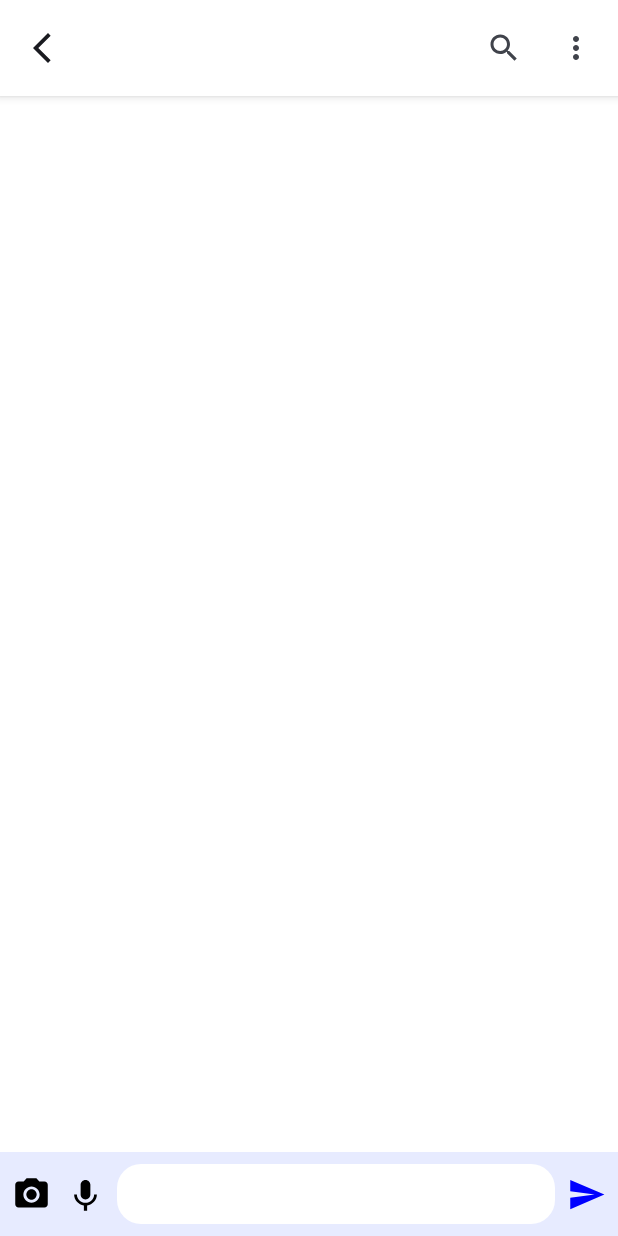
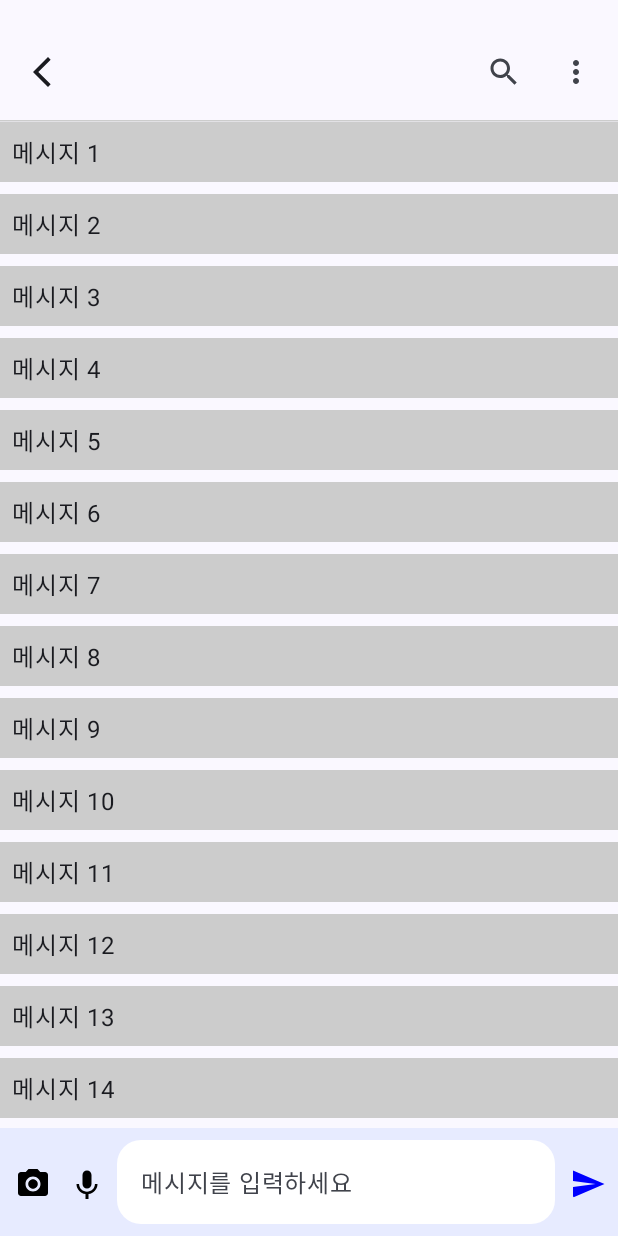
Before and after one commit to tuddyfuddy/tuddyfuddy, an Android app built with Jetpack Compose: the composable ChatDetailPage called with empty values, on a phone screen of 412 x 824 dp. Run offline under Robolectric (Android 15) with nearby library versions, the phone set to English and light mode, and no system bars; 1 statement that could not run was skipped.

Commit message:
:sparkles: Feat: ChatDetailPage 제작중

```diff
--- a/frontend/app/src/main/AndroidManifest.xml
+++ b/frontend/app/src/main/AndroidManifest.xml
@@ -17,6 +17,7 @@
         tools:targetApi="31">
         <activity
             android:name=".MainActivity"
+            android:windowSoftInputMode="adjustResize|adjustPan"
             android:exported="true"
             android:label="@string/app_name"
             android:theme="@style/Theme.A510">
--- a/frontend/app/src/main/java/com/survivalcoding/a510/MainActivity.kt
+++ b/frontend/app/src/main/java/com/survivalcoding/a510/MainActivity.kt
@@ -1,6 +1,5 @@
 package com.survivalcoding.a510
 
-import androidx.compose.ui.tooling.preview.Preview
 import android.os.Bundle
 import androidx.activity.ComponentActivity
 import androidx.activity.compose.setContent
@@ -24,9 +23,11 @@ import androidx.navigation.navArgument
 import com.survivalcoding.a510.pages.ChatDetailPage
 import com.survivalcoding.a510.pages.ChatListPage
 import android.widget.Toast
+import androidx.activity.enableEdgeToEdge
 import androidx.activity.viewModels
 import androidx.compose.runtime.collectAsState
 import androidx.compose.runtime.getValue
+import androidx.core.view.WindowCompat
 import com.survivalcoding.a510.components.KakaoLoginButton
 import com.survivalcoding.a510.viewmodels.MainViewModel
 
@@ -36,13 +37,17 @@ object Routes {
     const val CHAT_DETAIL = "chatDetailPage/{chatId}"
 
     fun chatDetail(chatId: Int) = "chatDetailPage/$chatId"
-}
+    }
+
 
 class MainActivity : ComponentActivity() {
     private val viewModel: MainViewModel by viewModels()
 
     override fun onCreate(savedInstanceState: Bundle?) {
         super.onCreate(savedInstanceState)
+        enableEdgeToEdge()
+        WindowCompat.setDecorFitsSystemWindows(window, false)
+
         setContent {
             A510Theme {
                 val navController = rememberNavController()
@@ -87,8 +92,6 @@ class MainActivity : ComponentActivity() {
                             val chatId = backStackEntry.arguments?.getInt("chatId") ?: return@composable
                             ChatDetailPage(navController, chatId)
                         }
-
-                    }
                 }
             }
         }
@@ -134,3 +137,4 @@ fun Greeting(name: String, modifier: Modifier = Modifier) {
         modifier = modifier.padding(16.dp)
     )
 }
+}
--- a/frontend/app/src/main/java/com/survivalcoding/a510/components/ChatTopBar.kt
+++ b/frontend/app/src/main/java/com/survivalcoding/a510/components/ChatTopBar.kt
@@ -1,8 +1,11 @@
 package com.survivalcoding.a510.components
 
+import android.app.Activity
+import android.view.WindowManager
 import androidx.compose.material3.IconButton
 import androidx.compose.material3.TopAppBar
 import androidx.compose.foundation.layout.offset
+import androidx.compose.foundation.layout.statusBarsPadding
 import androidx.compose.material.icons.Icons
 import androidx.compose.material.icons.filled.ArrowBackIosNew
 import androidx.compose.material.icons.filled.MoreVert
@@ -12,14 +15,19 @@ import androidx.compose.material3.Icon
 import androidx.compose.material3.Text
 import androidx.compose.material3.Surface
 import androidx.compose.runtime.Composable
+import androidx.compose.runtime.DisposableEffect
+import androidx.compose.runtime.SideEffect
 import androidx.compose.ui.Modifier
 import androidx.compose.ui.graphics.Color
 import androidx.compose.ui.graphics.RectangleShape
+import androidx.compose.ui.graphics.toArgb
+import androidx.compose.ui.platform.LocalView
 import androidx.compose.ui.text.font.FontWeight
 import androidx.compose.ui.unit.dp
 import androidx.compose.ui.unit.sp
 import androidx.compose.material3.TopAppBarDefaults
-
+import androidx.core.view.WindowCompat
+import com.google.accompanist.systemuicontroller.rememberSystemUiController
 
 @OptIn(ExperimentalMaterial3Api::class)
 @Composable
@@ -30,11 +38,23 @@ fun ChatTopBar(
     onMenuClick: () -> Unit,
     title: String = "",
 ) {
+    val view = LocalView.current
+    val window = (view.context as Activity).window
+
+    SideEffect {
+        WindowCompat.setDecorFitsSystemWindows(window, false)
+        WindowCompat.getInsetsController(window, view).apply {
+            isAppearanceLightStatusBars = true
+        }
+        window.statusBarColor = Color.Transparent.toArgb()
+    }
+
     Surface(
         shadowElevation = 4.dp,
         shape = RectangleShape
     ) {
         TopAppBar(
+            modifier = modifier,  // statusBarsPadding() 제거
             navigationIcon = {
                 IconButton(onClick = onBackClick) {
                     Icon(
@@ -49,7 +69,7 @@ fun ChatTopBar(
                     color = Color.Black,
                     fontSize = 18.sp,
                     fontWeight = FontWeight.Medium,
-                    modifier = Modifier.offset(x = (-15).dp)
+                    modifier = Modifier.offset(x = (-5).dp)
                 )
             },
             actions = {
@@ -68,8 +88,7 @@ fun ChatTopBar(
             },
             colors = TopAppBarDefaults.topAppBarColors(
                 containerColor = Color.White
-            ),
-            modifier = modifier
+            )
         )
     }
 }
--- a/frontend/app/src/main/java/com/survivalcoding/a510/components/TextInput.kt
+++ b/frontend/app/src/main/java/com/survivalcoding/a510/components/TextInput.kt
@@ -20,11 +20,22 @@ import androidx.compose.ui.tooling.preview.Preview
 import androidx.compose.ui.unit.dp
 import androidx.compose.foundation.layout.navigationBarsPadding
 import androidx.compose.material.icons.filled.KeyboardVoice
+import androidx.compose.material3.IconButton
+import androidx.compose.material3.Text
 
 
+// TextInput.kt
 @Composable
-fun TextInput() {
-    Box(modifier = Modifier
+fun TextInput(
+    modifier: Modifier = Modifier,
+    value: String,
+    onValueChange: (String) -> Unit,
+    onSendClick: () -> Unit,
+    onCameraClick: () -> Unit = {},
+    onVoiceClick: () -> Unit = {}
+) {
+    Box(
+        modifier = modifier
             .fillMaxWidth()
             .navigationBarsPadding()
     ) {
@@ -37,52 +48,57 @@ fun TextInput() {
             horizontalArrangement = Arrangement.SpaceBetween,
             verticalAlignment = Alignment.CenterVertically
         ) {
+            IconButton(
+                onClick = onCameraClick,
+                modifier = Modifier.size(26.dp)
+            ) {
                 Icon(
                     imageVector = Icons.Default.CameraAlt,
                     contentDescription = "Camera Icon",
-                modifier = Modifier.size(26.dp),
                     tint = Color(0xFF000000),
                 )
+            }
 
             Spacer(modifier = Modifier.width(10.dp))
 
+            IconButton(
+                onClick = onVoiceClick,
+                modifier = Modifier.size(26.dp)
+            ) {
                 Icon(
                     imageVector = Icons.Default.KeyboardVoice,
-                contentDescription = "Camera Icon",
-                modifier = Modifier.size(26.dp),
+                    contentDescription = "Voice Icon",
                     tint = Color(0xFF000000),
                 )
+            }
 
             OutlinedTextField(
-                value = "",
-                onValueChange = {},
+                value = value,
+                onValueChange = onValueChange,
                 modifier = Modifier
                     .weight(1f)
                     .padding(horizontal = 8.dp)
-                    .height(40.dp),
+                    .heightIn(min = 20.dp, max = 100.dp),
                 shape = RoundedCornerShape(16.dp),
                 colors = TextFieldDefaults.colors(
                     unfocusedContainerColor = Color.White,
                     focusedContainerColor = Color.White,
                     unfocusedIndicatorColor = Color.Transparent,
                     focusedIndicatorColor = Color.Transparent,
-                )
+                ),
+                placeholder = { Text("메시지를 입력하세요") }
             )
 
+            IconButton(
+                onClick = onSendClick,
+                modifier = Modifier.size(26.dp)
+            ) {
                 Icon(
                     imageVector = Icons.AutoMirrored.Filled.Send,
                     contentDescription = "Send Icon",
-                modifier = Modifier
-                    .size(26.dp),
                     tint = Color.Blue
                 )
             }
         }
     }
-
-
-@Preview(showBackground = true, name = "TextInput Preview")
-@Composable
-fun PreviewTextInput() {
-    TextInput()
 }
--- a/frontend/app/src/main/java/com/survivalcoding/a510/pages/ChatDetailPage.kt
+++ b/frontend/app/src/main/java/com/survivalcoding/a510/pages/ChatDetailPage.kt
@@ -1,31 +1,48 @@
 package com.survivalcoding.a510.pages
 
+import androidx.compose.foundation.background
 import androidx.compose.foundation.layout.*
-import androidx.compose.foundation.background
-import androidx.compose.foundation.layout.Box
-import androidx.compose.foundation.layout.WindowInsets
-import androidx.compose.foundation.layout.asPaddingValues
-import androidx.compose.foundation.layout.fillMaxSize
-import androidx.compose.foundation.layout.padding
-import androidx.compose.foundation.layout.statusBars
-import androidx.compose.material3.Scaffold
-import androidx.compose.runtime.Composable
-import androidx.compose.runtime.remember
+import androidx.compose.foundation.lazy.LazyColumn
+import androidx.compose.foundation.lazy.items
+import androidx.compose.material.icons.Icons
+import androidx.compose.material.icons.filled.Send
+import androidx.compose.material3.*
+import androidx.compose.runtime.*
 import androidx.compose.ui.Alignment
 import androidx.compose.ui.Modifier
 import androidx.compose.ui.graphics.Color
+import androidx.compose.ui.platform.LocalSoftwareKeyboardController
 import androidx.compose.ui.unit.dp
 import androidx.navigation.NavController
 import com.survivalcoding.a510.R
-import com.survivalcoding.a510.components.ChatTopBar
+import androidx.compose.foundation.layout.wrapContentHeight
+import androidx.compose.foundation.text.selection.TextSelectionColors
+import androidx.compose.material.icons.automirrored.filled.Send
+import androidx.compose.material.icons.filled.ArrowBackIosNew
+import androidx.compose.material.icons.filled.MoreVert
+import androidx.compose.material.icons.filled.Search
+import androidx.compose.ui.platform.LocalDensity
 import com.survivalcoding.a510.components.TextInput
 
+
+@OptIn(ExperimentalMaterial3Api::class)
 @Composable
 fun ChatDetailPage(
     navController: NavController,
-    chatId: Int
+    chatId: Int,
 ) {
-    val statusBarHeight = WindowInsets.statusBars.asPaddingValues().calculateTopPadding()
+    var messageText by remember { mutableStateOf("") }
+//    val keyboardController = LocalSoftwareKeyboardController.current
+
+    val ime = WindowInsets.ime
+    val insets = WindowInsets.navigationBars
+    val density = LocalDensity.current
+    val isKeyboardOpen by remember {
+        derivedStateOf {
+            ime.getBottom(density) > insets.getBottom(density)
+        }
+    }
+
 
     val chatData = remember {
         when (chatId) {
@@ -37,6 +54,7 @@ fun ChatDetailPage(
                 timestamp = "2분 전",
                 unreadCount = 2
             )
+
             2 -> ChatData(
                 id = 2,
                 profileImage = R.drawable.back,
@@ -45,31 +63,91 @@ fun ChatDetailPage(
                 timestamp = "오후 2:40",
                 unreadCount = 3
             )
+
             else -> null
         }
     }
+    val dummyMessages = List(20) { index ->
+        "메시지 ${index + 1}"
+    }
 
-    Scaffold(
-        topBar = {
-            ChatTopBar(
-                modifier = Modifier,
-                title = chatData?.name ?: "",
-                onBackClick = { navController.popBackStack() },
-                onSearchClick = { /* 검색 기능 */ },
-                onMenuClick = { /* 메뉴 기능 */ }
-            )
-        },
-        bottomBar = {
-            TextInput()
-        }
-    ) { paddingValues ->
+    Surface(
+        modifier = Modifier.fillMaxSize()
+    ) {
         Box(
             modifier = Modifier
-                .fillMaxSize()
-                .padding(paddingValues)
-                .background(color = Color.White)
         ) {
-            // 나중에 여기에 채팅 메시지 컴포넌트 넣기
+            Column(
+                modifier = Modifier.fillMaxSize()
+            ) {
+                // 휴대폰 기본 상태바 만큼 여백
+                Spacer(modifier = Modifier.height(16.dp))
+
+                // 상단바 고정
+                TopAppBar(
+                    title = { Text(chatData?.name ?: "") },
+                    navigationIcon = {
+                        IconButton(onClick = { navController.popBackStack() }) {
+                            Icon(Icons.Default.ArrowBackIosNew, contentDescription = "Back")
+                        }
+                    },
+                    actions = {
+                        val onSearchClick = { /* 나중에 함수 넣기 */ }
+                        IconButton(onClick = onSearchClick) {
+                            Icon(
+                                imageVector = Icons.Default.Search,
+                                contentDescription = "검색"
+                            )
+                        }
+                        val onMenuClick = { /* 나중에 함수 넣기 */ }
+                        IconButton(onClick = onMenuClick) {
+                            Icon(
+                                imageVector = Icons.Default.MoreVert,
+                                contentDescription = "메뉴"
+                            )
+                        }
+                    },
+
+                )
+
+                // 상단바랑 채팅화면 구분
+                HorizontalDivider(color = Color.LightGray)
+
+                // 나중에 채팅 내용 넣을 화면
+                LazyColumn(
+                    modifier = Modifier
+                        .weight(1f)
+                        .fillMaxWidth()
+                        .wrapContentHeight(),
+                    verticalArrangement = Arrangement.spacedBy(8.dp),
+
+                ) {
+                    items(dummyMessages) { message ->
+                        Box(
+                            modifier = Modifier
+                                .fillMaxWidth()
+                                .background(Color.LightGray)
+                                .padding(8.dp)
+                                .wrapContentHeight(),
+                        ) {
+                            Text(message)
+                        }
+                    }
+                }
+
+                // 입력창
+                Box(
+                    modifier = Modifier
+                        .padding(bottom = if (isKeyboardOpen) 0.dp else 0.dp)
+                        .imePadding()
+                ) {
+                    TextInput(
+                        value = messageText,
+                        onValueChange = { messageText = it },
+                        onSendClick = { /* 나중에 함수 추가하기 */ }
+                    )
+                }
+            }
         }
     }
 }
```
Lines whose indentation alone changed are shown as unchanged.
